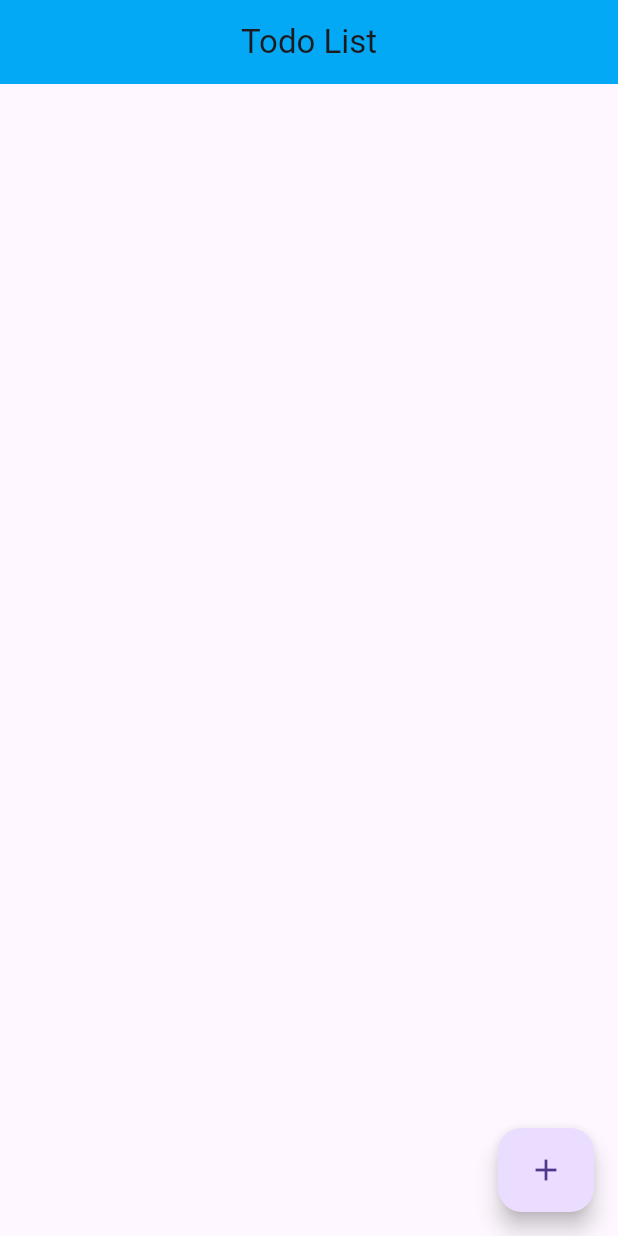
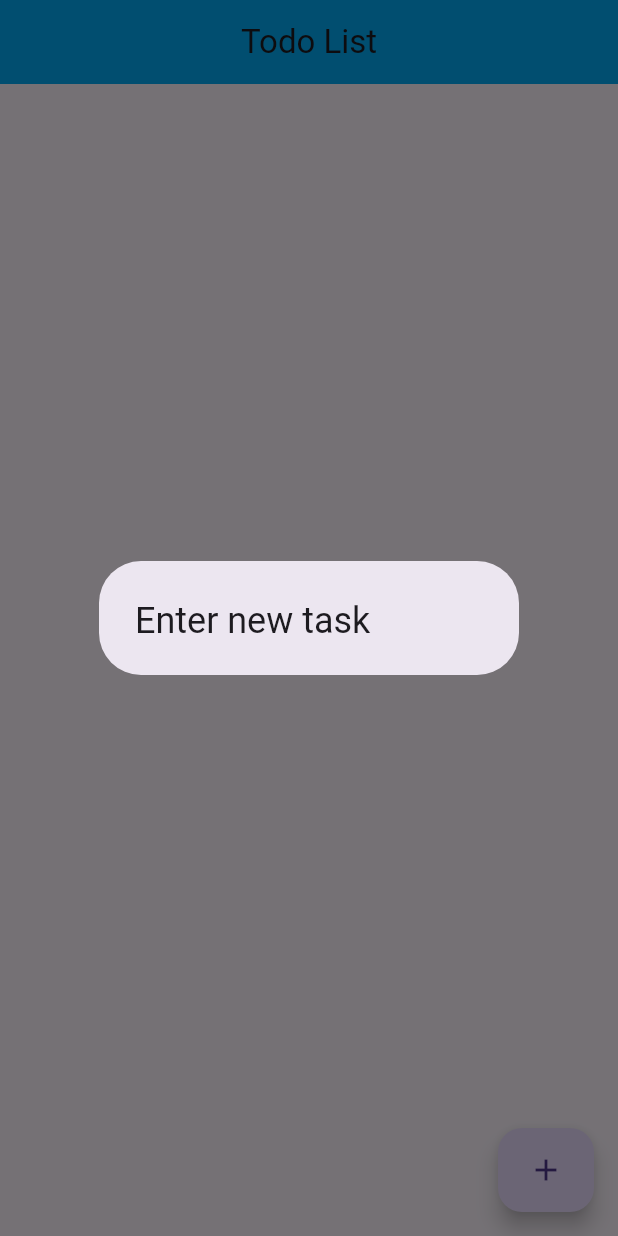
Before and after one commit to RandaeGS/todo-list-flutter, a Flutter app: the screen it shows after launch, after a tap on the "add" icon, on a phone screen of 412 x 824 dp. Run offline on Flutter 3.47's test engine with Material 3 defaults, Android fonts, the phone set to English and light mode, and no system bars.

```diff
--- a/lib/main.dart
+++ b/lib/main.dart
@@ -40,9 +40,22 @@ class _MyListState extends State<MyList> {
 
 
       floatingActionButton: FloatingActionButton.extended(
-          onPressed: () => {},
+          onPressed: () => {
+            showTextDialog(context)
+          },
           label: const Icon(Icons.add)
       ),
     );
   }
 }
+
+Future<void> showTextDialog(BuildContext context) async{
+  return showDialog(context: context,
+      builder: (context) {
+        return const AlertDialog(
+          title: Text("Enter new task"),
+
+        );
+      }
+  );
+}
```
